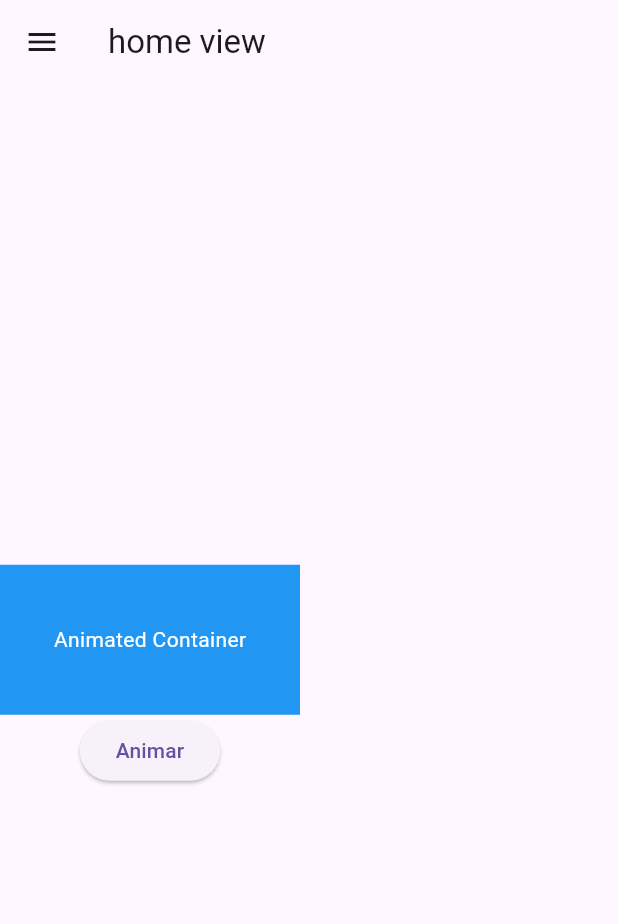
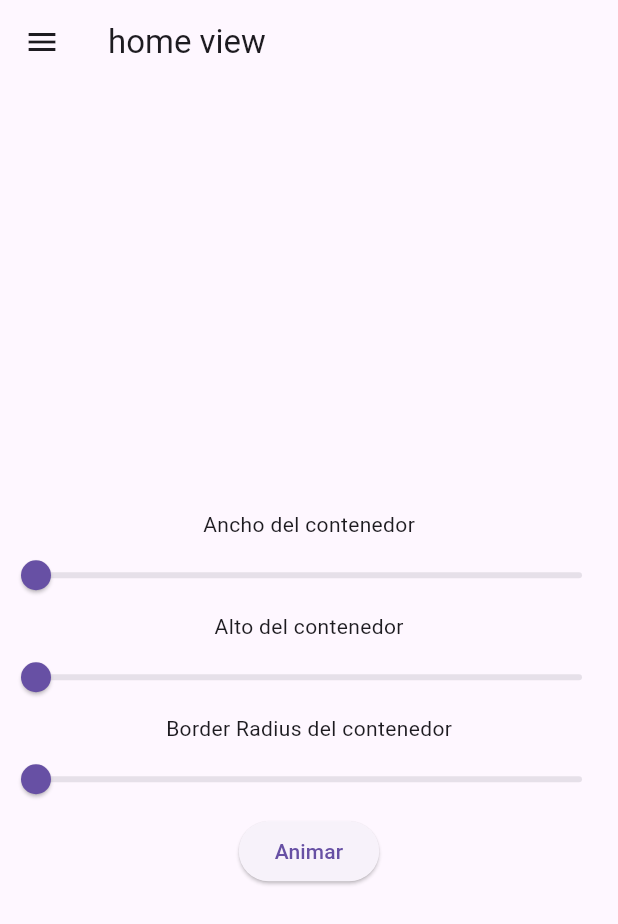
Before and after one commit to csandovalgt/bootcamp_lessons, a Flutter app: the screen it shows after launch, after a tap on "Animar", on a phone screen of 412 x 824 dp. Shown: the top 924 px of the screen. Run offline on Flutter 3.47's test engine with Material 2 defaults, Android fonts, the phone set to English and light mode, and no system bars; our stand-ins replace animate_do.

Commit message:
form fields

```diff
--- a/lib/ui/views/home_view.dart
+++ b/lib/ui/views/home_view.dart
@@ -11,20 +11,26 @@ class HomeView extends StatefulWidget {
 
 class _HomeViewState extends State<HomeView> {
   String name = "";
+
+  /// Para hacer uso de animate_do
   late AnimationController _controller;
+  bool shouldAnimate = false;
+
   @override
   void initState() {
     // TODO: implement initState
     super.initState();
+    shouldAnimate = true;
   }
 
+  /// animaciones implicitas
   bool isAnimating = false;
-  double containerHeight = 100;
-  double containerWidth = 200;
+  double containerHeight = 0;
+  double containerWidth = 0;
   double topPos = 0;
   Color color = Colors.black.withOpacity(0.5);
-  double _containerWidth = 100.0;
-  double _containerHeight = 100.0;
+  Color containerColor = Colors.indigo;
+  double sliderValue = 0;
 
   @override
   Widget build(BuildContext context) {
@@ -37,8 +43,7 @@ class _HomeViewState extends State<HomeView> {
               },
               child: Icon(
                 Icons.menu,
-            )
-          ),
+              )),
         ),
         title: SlideInDown(
           child: Text("home view"),
@@ -49,39 +54,27 @@ class _HomeViewState extends State<HomeView> {
         mainAxisAlignment: MainAxisAlignment.center,
         children: [
           Text(name),
-          TweenAnimationBuilder(
-            duration: Duration(seconds: 2),
-            tween: Tween<double>(begin: 100.0, end: 200.0),
-            builder: (BuildContext context, double value, Widget? child) {
-              return Container(
-                width: value,
-                height: _containerHeight,
-                color: Colors.blue,
-                child: Center(
-                  child: Text(
-                    'Animated Container',
-                    style: TextStyle(color: Colors.white),
-                  ),
-                ),
-              );
-            },
-          ),
 
-          /* AnimatedContainer(
-            duration: Duration(milliseconds: 200),
-            width: containerWidth,
-            height: containerHeight,
-            color: Colors.red,
-          ),*/
-          /*BounceInDown(
-            animate: true,
+          /// animate do
+          /* SlideInDown(
+            /// acá asocio el controlador que me retorna el SlideInDown al controlador que cree anteriormente
             controller: (controller) => _controller = controller,
+            duration: Duration(milliseconds: 100),
+            animate: shouldAnimate,
             child: Container(
               height: 200,
               width: 200,
-              color: Colors.red,
+              color: Colors.indigo,
             ),
           ),*/
+
+          AnimatedContainer(
+            duration: const Duration(milliseconds: 200),
+            width: containerWidth,
+            height: containerHeight,
+            color: containerColor,
+          ),
+          /// Ejemplo de animated positioned para mover un contenedor de posición dentro de otro contenedor
           /*Container(
             height: 300,
             width: double.infinity,
@@ -98,39 +91,79 @@ class _HomeViewState extends State<HomeView> {
                     color: color,
                     height: 50,
                     width: double.infinity,
-                    )
+                  ),
                 ),
               ],
-            )
+            ),
           ),*/
+          const SizedBox(
+            height: 30,
+          ),
+          const Text("Ancho del contenedor"),
+          Slider(
+              max: 200,
+              min: 0,
+              value: containerWidth,
+              onChanged: (newVal) {
+                setState(() {
+                  containerWidth = newVal;
+                });
+              }),
+          const Text("Alto del contenedor"),
+          Slider(
+              max: 200,
+              min: 0,
+              value: containerHeight,
+              onChanged: (newVal) {
+                setState(() {
+                  containerHeight = newVal;
+                });
+              }),
+          const Text("Border Radius del contenedor"),
+          Slider(
+              max: 200,
+              min: 0,
+              value: containerHeight,
+              onChanged: (newVal) {
+                setState(() {
+                  containerHeight = newVal;
+                });
+              }),
           ElevatedButton(
             onPressed: () {
+              /// para ejecutar la animación de animate do manualmente
+              /*
+              _controller.reset();
+              _controller.forward();
+              */
+
+              /// Ejemplo de animated positioned para mover un contenedor de posición dentro de otro contenedor
               /*setState(() {
-                if (topPos==0) {
+                if (topPos == 0) {
                   topPos = 50;
                   color = Colors.red.withOpacity(0.5);
-                } else if (topPos==50) {
+                } else if (topPos == 50) {
                   topPos = 100;
                   color = Colors.yellow.withOpacity(0.5);
-                } else if (topPos==100) {
+                } else if (topPos == 100) {
                   topPos = 150;
                   color = Colors.green.withOpacity(0.5);
-                } else if (topPos==150) {
+                } else if (topPos == 150) {
                   topPos = 200;
                 } else {
                   topPos = 0;
                 }
+              });*/
 
-              });
-
-*/
               /*setState(() {
                 if (containerHeight == 200) {
                   containerHeight = 100;
                   containerWidth = 200;
+                  containerColor = Colors.green;
                 } else {
                   containerHeight = 200;
                   containerWidth = 100;
+                  containerColor = Colors.yellow;
                 }
 
               });*/
```
Lines whose indentation alone changed are shown as unchanged.
